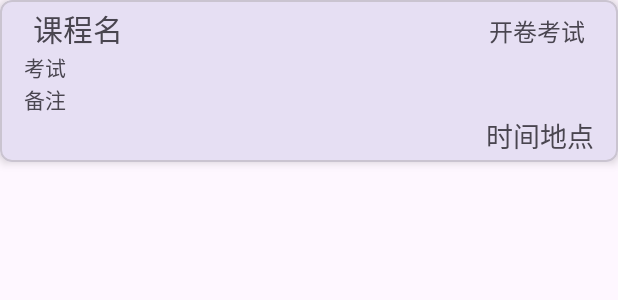
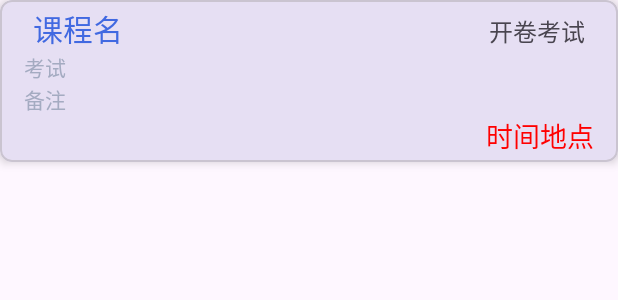
Before and after one commit to HFDLYS/BJTUselfService, an Android app: the layout exam_item_card.xml on its own in the app's theme, with its tools: preview values and no code run, on a phone screen of 412 x 824 dp. Shown: the top 300 px of the screen. Run offline under Robolectric (Android 15) with nearby library versions, the phone set to English and light mode, and no system bars.

Commit message:
✨:colors view for exam recyclerList

```diff
--- a/app/src/main/res/layout/exam_item_card.xml
+++ b/app/src/main/res/layout/exam_item_card.xml
@@ -24,8 +24,9 @@
                 android:layout_width="0dp"
                 android:layout_height="wrap_content"
                 android:layout_weight="1"
-                android:layout_marginLeft="18dp"
+                android:layout_marginStart="18dp"
                 android:text="课程名"
+                android:textColor="@color/royal_blue_700"
                 android:textSize="20sp" />
             <TextView
                 android:id="@+id/way_to_exam"
@@ -42,6 +43,7 @@
             android:layout_width="match_parent"
             android:layout_height="wrap_content"
             android:layout_marginStart="12dp"
+            android:textColor="@color/material_dynamic_secondary70"
             android:text="考试" />
 
         <TextView
@@ -49,6 +51,7 @@
             android:layout_width="match_parent"
             android:layout_height="wrap_content"
             android:layout_marginStart="12dp"
+            android:textColor="@color/material_dynamic_secondary70"
             android:text="备注" />
 
         <TextView
@@ -57,6 +60,7 @@
             android:layout_height="wrap_content"
             android:layout_marginEnd="12dp"
             android:text="时间地点"
+            android:textColor="@color/red"
             android:textSize="18sp"
             android:gravity="end" />
     </LinearLayout>
```
